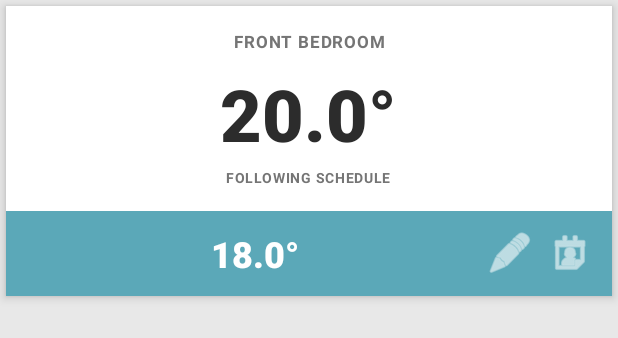
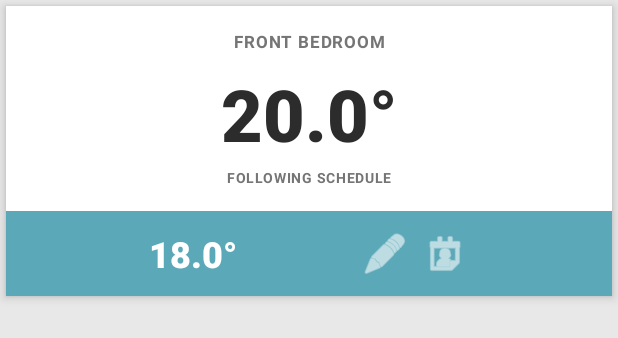
Before and after one commit to aerozeppel/EvohomeControl, an Android app: the layout zone_item.xml on its own in the app's theme, with its tools: preview values and no code run, on a phone screen of 412 x 824 dp. Shown: the top 338 px of the screen. Run offline under Robolectric (Android 15) with nearby library versions, the phone set to English and light mode, and no system bars; network calls fail.

Commit message:
optimization complete

```diff
--- a/app/build.gradle
+++ b/app/build.gradle
@@ -17,7 +17,8 @@ android {
 
     buildTypes {
         release {
-            minifyEnabled false
+            minifyEnabled true
+            shrinkResources true
             proguardFiles getDefaultProguardFile('proguard-android-optimize.txt'), 'proguard-rules.pro'
         }
     }
--- a/app/src/main/res/layout/zone_item.xml
+++ b/app/src/main/res/layout/zone_item.xml
@@ -7,26 +7,18 @@
     app:cardCornerRadius="0dp"
     app:cardElevation="4dp">
 
-    <LinearLayout
+    <androidx.constraintlayout.widget.ConstraintLayout
         android:layout_width="match_parent"
-        android:layout_height="wrap_content"
-        android:orientation="vertical">
+        android:layout_height="wrap_content">
 
-        <!-- TOP 75% - WHITE SECTION - CURRENT STATE -->
-        <LinearLayout
-            android:layout_width="match_parent"
-            android:layout_height="0dp"
-            android:layout_weight="3"
-            android:orientation="vertical"
-            android:background="@color/background_white"
-            android:padding="16dp"
-            android:gravity="center">
-
-            <!-- Zone Name -->
+        <!-- TOP SECTION - CURRENT STATE -->
         <TextView
             android:id="@+id/zoneName"
-                android:layout_width="match_parent"
+            android:layout_width="0dp"
             android:layout_height="wrap_content"
+            android:layout_marginTop="16dp"
+            android:layout_marginStart="16dp"
+            android:layout_marginEnd="16dp"
             android:text="FRONT BEDROOM"
             android:textSize="11sp"
             android:textStyle="bold"
@@ -34,9 +26,11 @@
             android:letterSpacing="0.05"
             android:gravity="center"
             android:maxLines="2"
-                android:ellipsize="end"/>
+            android:ellipsize="end"
+            app:layout_constraintTop_toTopOf="parent"
+            app:layout_constraintStart_toStartOf="parent"
+            app:layout_constraintEnd_toEndOf="parent"/>
 
-            <!-- Current Temperature - LARGE -->
         <TextView
             android:id="@+id/currentTemp"
             android:layout_width="wrap_content"
@@ -46,51 +40,61 @@
             android:textSize="48sp"
             android:textStyle="bold"
             android:textColor="@color/text_primary_black"
-                android:fontFamily="sans-serif-medium"/>
+            android:fontFamily="sans-serif-medium"
+            app:layout_constraintTop_toBottomOf="@id/zoneName"
+            app:layout_constraintStart_toStartOf="parent"
+            app:layout_constraintEnd_toEndOf="parent"/>
 
-            <!-- Status Indicator -->
         <TextView
             android:id="@+id/statusIndicator"
             android:layout_width="wrap_content"
             android:layout_height="wrap_content"
             android:layout_marginTop="4dp"
+            android:layout_marginBottom="16dp"
             android:text="FOLLOWING SCHEDULE"
             android:textSize="9sp"
             android:textStyle="bold"
             android:textColor="@color/text_secondary_grey"
-                android:letterSpacing="0.05"/>
+            android:letterSpacing="0.05"
+            app:layout_constraintTop_toBottomOf="@id/currentTemp"
+            app:layout_constraintStart_toStartOf="parent"
+            app:layout_constraintEnd_toEndOf="parent"
+            app:layout_constraintBottom_toTopOf="@id/targetSection"/>
 
-        </LinearLayout>
-
-        <!-- BOTTOM 25% - COLORED SECTION - TARGET STATE -->
-        <LinearLayout
+        <!-- BOTTOM SECTION - COLORED TARGET STATE -->
+        <androidx.constraintlayout.widget.ConstraintLayout
             android:id="@+id/targetSection"
             android:layout_width="match_parent"
-            android:layout_height="0dp"
-            android:layout_weight="1"
-            android:orientation="horizontal"
+            android:layout_height="wrap_content"
             android:background="@color/temp_cool_teal"
             android:padding="12dp"
-            android:gravity="center">
+            app:layout_constraintTop_toBottomOf="@id/statusIndicator"
+            app:layout_constraintBottom_toBottomOf="parent">
 
-            <!-- Target Temperature -->
             <TextView
                 android:id="@+id/targetTemp"
-                android:layout_width="0dp"
+                android:layout_width="wrap_content"
                 android:layout_height="wrap_content"
-                android:layout_weight="1"
                 android:text="18.0°"
                 android:textSize="24sp"
                 android:textStyle="bold"
                 android:textColor="@color/text_white"
-                android:gravity="center"
-                android:fontFamily="sans-serif-medium"/>
+                android:fontFamily="sans-serif-medium"
+                app:layout_constraintStart_toStartOf="parent"
+                app:layout_constraintEnd_toStartOf="@id/actionsLayout"
+                app:layout_constraintTop_toTopOf="parent"
+                app:layout_constraintBottom_toBottomOf="parent"
+                app:layout_constraintHorizontal_chainStyle="spread"/>
 
-            <!-- Action Icons -->
             <LinearLayout
+                android:id="@+id/actionsLayout"
                 android:layout_width="wrap_content"
                 android:layout_height="wrap_content"
-                android:orientation="horizontal">
+                android:orientation="horizontal"
+                app:layout_constraintStart_toEndOf="@id/targetTemp"
+                app:layout_constraintEnd_toEndOf="parent"
+                app:layout_constraintTop_toTopOf="parent"
+                app:layout_constraintBottom_toBottomOf="parent">
 
                 <ImageButton
                     android:id="@+id/tempButton"
@@ -112,24 +116,22 @@
                     android:tint="@color/text_white"
                     android:contentDescription="Edit Schedule"
                     android:padding="4dp"/>
-
             </LinearLayout>
 
-        </LinearLayout>
+        </androidx.constraintlayout.widget.ConstraintLayout>
 
-    </LinearLayout>
-
-    <!-- Heat Demand Indicator (Hidden by default) -->
+        <!-- Heat Demand Indicator -->
         <LinearLayout
             android:id="@+id/heatDemandContainer"
             android:layout_width="wrap_content"
             android:layout_height="wrap_content"
-    android:layout_gravity="top|end"
             android:layout_margin="8dp"
             android:orientation="horizontal"
             android:padding="4dp"
             android:gravity="center_vertical"
-    android:visibility="gone">
+            android:visibility="gone"
+            app:layout_constraintTop_toTopOf="parent"
+            app:layout_constraintEnd_toEndOf="parent">
 
             <TextView
                 android:layout_width="wrap_content"
@@ -148,4 +150,6 @@
                 android:textColor="@color/status_active"/>
         </LinearLayout>
 
+    </androidx.constraintlayout.widget.ConstraintLayout>
+
 </androidx.cardview.widget.CardView>
```
Lines whose indentation alone changed are shown as unchanged.
